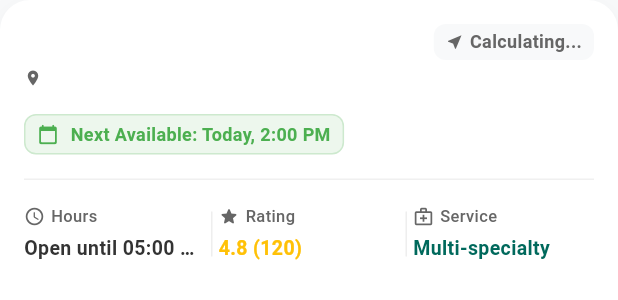
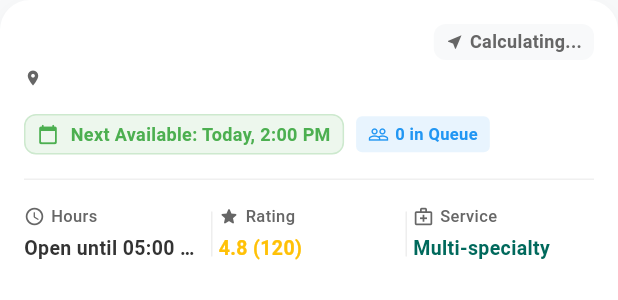
Before and after one commit to Pinghtdog/Ataman-Mobile, a Flutter app: the FacilityCard widget shown alone on an empty page, opened directly with empty values, on a phone screen of 412 x 824 dp. Shown: the top 300 px of the screen. Run offline on Flutter 3.47's test engine with Material 3 defaults, Android fonts, the phone set to English and light mode, and no system bars; our stand-ins replace connectivity_plus, dotted_border, equatable, file_picker, firebase_core, firebase_messaging and 17 more; missing offline and left inert: add_2_calendar, webview_flutter_android, zego_uikit_prebuilt_call; accounts and stored records are empty.

Commit message:
queue count on facility card

```diff
--- a/lib/features/booking/presentation/widgets/facility_card.dart
+++ b/lib/features/booking/presentation/widgets/facility_card.dart
@@ -125,6 +125,8 @@ class FacilityCard extends StatelessWidget {
 
                 const SizedBox(height: AppSizes.p16),
 
+                Row(
+                  children: [
                     Container(
                       padding: const EdgeInsets.symmetric(horizontal: AppSizes.p8, vertical: AppSizes.p4),
                       decoration: BoxDecoration(
@@ -146,6 +148,33 @@ class FacilityCard extends StatelessWidget {
                           ),
                         ],
                       ),
+                    ),
+                    if (!isClosed) ...[
+                      const SizedBox(width: 8),
+                      Container(
+                        padding: const EdgeInsets.symmetric(horizontal: 8, vertical: 4),
+                        decoration: BoxDecoration(
+                          color: Colors.blue.withOpacity(0.1),
+                          borderRadius: BorderRadius.circular(4),
+                        ),
+                        child: Row(
+                          mainAxisSize: MainAxisSize.min,
+                          children: [
+                            const Icon(Icons.people_outline, size: 14, color: Colors.blue),
+                            const SizedBox(width: 4),
+                            Text(
+                              "${facility.queueCount} in Queue",
+                              style: const TextStyle(
+                                color: Colors.blue,
+                                fontSize: 11,
+                                fontWeight: FontWeight.bold,
+                              ),
+                            ),
+                          ],
+                        ),
+                      ),
+                    ],
+                  ],
                 ),
 
                 const SizedBox(height: AppSizes.p16),
```
Lines whose indentation alone changed are shown as unchanged.
